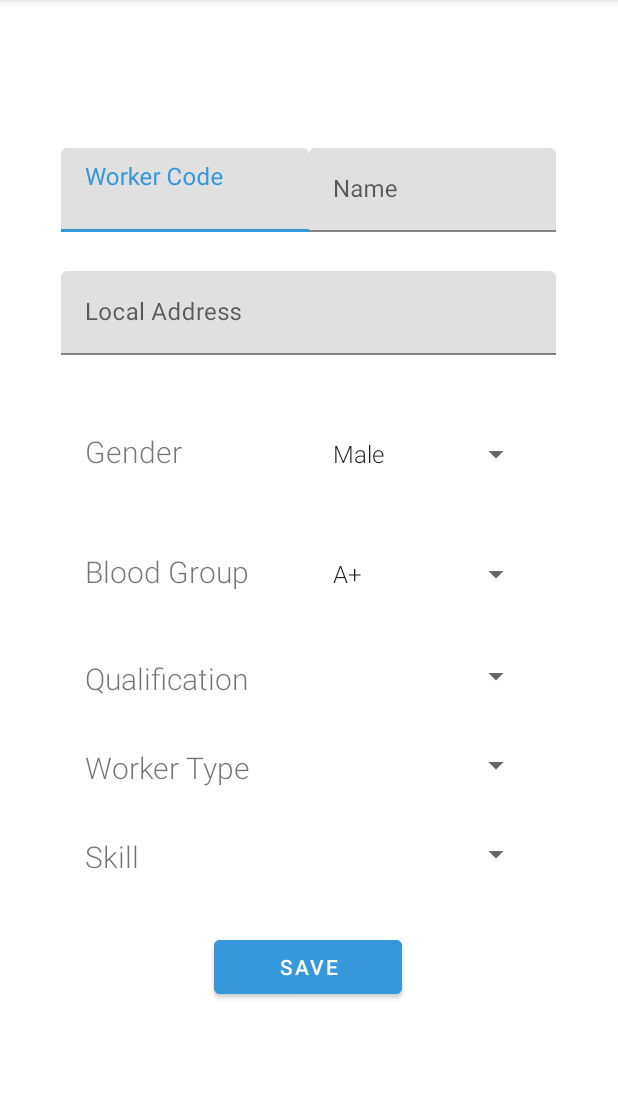
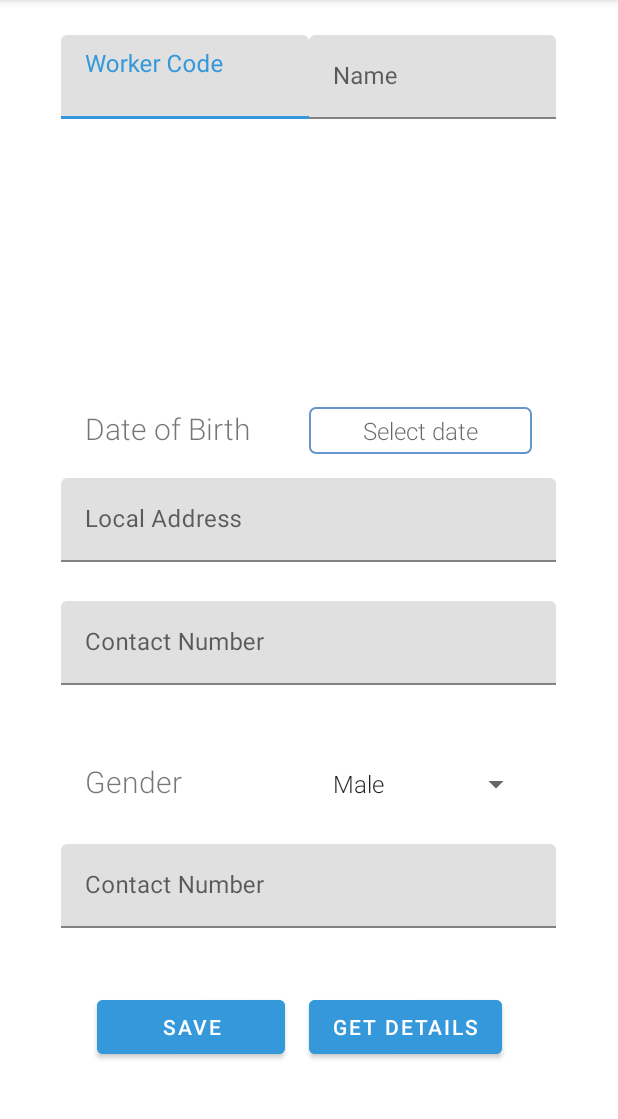
Before and after one commit to ashishav07/AccessComp, an Android app: the WorkerEntry screen opened directly, with no data from a screen before it, on a phone screen of 412 x 824 dp, the part 84-1203 px from its top. Run offline under Robolectric (Android 15) with nearby library versions, the phone set to English and light mode, and no system bars.

Commit message:
worker entry form edited

```diff
--- a/app/src/main/java/com/example/accesscomputech/MainActivity.java
+++ b/app/src/main/java/com/example/accesscomputech/MainActivity.java
@@ -24,5 +24,9 @@ public class MainActivity extends AppCompatActivity {
         startActivity(in);
     }
 
+    public void documentUpload(View view) {
+        Intent in = new Intent(this,documentupload.class);
+        startActivity(in);
+    }
 
 }
--- a/app/src/main/java/com/example/accesscomputech/WorkerEntry.java
+++ b/app/src/main/java/com/example/accesscomputech/WorkerEntry.java
@@ -2,57 +2,135 @@ package com.example.accesscomputech;
 
 import androidx.appcompat.app.AppCompatActivity;
 
+import android.app.AlertDialog;
+import android.app.DatePickerDialog;
+import android.graphics.Color;
+import android.graphics.drawable.ColorDrawable;
 import android.os.Bundle;
+import android.view.View;
 import android.widget.ArrayAdapter;
+import android.widget.DatePicker;
 import android.widget.Spinner;
+import android.widget.TextView;
+
+import java.util.Calendar;
 
 public class WorkerEntry extends AppCompatActivity {
+
+    private static final String TAG = "WorkerEntry";
+
+    private TextView mDisplayDate;
+    private DatePickerDialog.OnDateSetListener mDateSetListener;
+
 
     @Override
     protected void onCreate(Bundle savedInstanceState) {
         super.onCreate(savedInstanceState);
         setContentView(R.layout.activity_worker_entry);
 
+        mDisplayDate = (TextView) findViewById(R.id.dob);
+
+        mDisplayDate.setOnClickListener(new View.OnClickListener() {
+            @Override
+            public void onClick(View view) {
+                Calendar cal= Calendar.getInstance();
+                int day = cal.get(Calendar.DAY_OF_MONTH);
+                int month = cal.get(Calendar.MONTH);
+                int year = cal.get(Calendar.YEAR);
+
+
+
+                DatePickerDialog dialog = new DatePickerDialog(WorkerEntry.this, android.R.style.Theme_Holo_Light_Dialog_MinWidth,
+                        mDateSetListener,day,month,year);
+
+                dialog.getWindow().setBackgroundDrawable(new ColorDrawable(Color.TRANSPARENT));
+
+                dialog.show();
+            }
+        });
+
+        mDateSetListener = new DatePickerDialog.OnDateSetListener() {
+            @Override
+            public void onDateSet(DatePicker datePicker, int day, int month, int year) {
+
+                month = month+1;
+                String date = year +"/"+ month +"/"+ day;
+                mDisplayDate.setText(date);
+
+
+            }
+        };
+
+
+        /**
+         * Gender Spinner
+         */
+
         Spinner genderSpinner = (Spinner) findViewById(R.id.spinner1);
-
-        Spinner bloodSpinner = (Spinner) findViewById(R.id.spinner2);
-
-        Spinner qualificationSpinner = (Spinner) findViewById(R.id.spinner3);
-
-        Spinner workerTypeSpinner = (Spinner) findViewById(R.id.spinner4);
-
-        Spinner skillSpinner = (Spinner) findViewById(R.id.spinner5);
 
         ArrayAdapter<String> genderAdapter = new ArrayAdapter<String>(WorkerEntry.this,android.R.layout.simple_list_item_1,
                 getResources().getStringArray(R.array.gender));
 
+        genderAdapter.setDropDownViewResource(android.R.layout.simple_spinner_dropdown_item);
+        genderSpinner.setAdapter(genderAdapter);
+
+
+
+        /**
+         * Blood Spinner
+
+
+        Spinner bloodSpinner = (Spinner) findViewById(R.id.spinner2);
+
         ArrayAdapter<String> bloodAdapter = new ArrayAdapter<String>(WorkerEntry.this,android.R.layout.simple_list_item_1,
                 getResources().getStringArray(R.array.blood));
+
+        bloodAdapter.setDropDownViewResource(android.R.layout.simple_spinner_dropdown_item);
+        bloodSpinner.setAdapter(bloodAdapter);
+
+         */
+
+        /**
+         * Qualification spinner
+
+
+        Spinner qualificationSpinner = (Spinner) findViewById(R.id.spinner3);
 
         ArrayAdapter<String> qualificationAdapter = new ArrayAdapter<String>(WorkerEntry.this,android.R.layout.simple_list_item_1,
                 getResources().getStringArray(R.array.qualification));
 
+        qualificationAdapter.setDropDownViewResource(android.R.layout.simple_spinner_dropdown_item);
+        qualificationSpinner.setAdapter(qualificationAdapter);
+
+         */
+
+        /**
+         * Worker type spinner
+
+
+        Spinner workerTypeSpinner = (Spinner) findViewById(R.id.spinner4);
+
         ArrayAdapter<String> workerTypeAdapter = new ArrayAdapter<String>(WorkerEntry.this,android.R.layout.simple_list_item_1,
                 getResources().getStringArray(R.array.worker_type));
+
+        workerTypeAdapter.setDropDownViewResource(android.R.layout.simple_spinner_dropdown_item);
+        workerTypeSpinner.setAdapter(workerTypeAdapter);
+
+         */
+
+        /**
+         * Skill spinner
+
+
+        Spinner skillSpinner = (Spinner) findViewById(R.id.spinner5);
 
         ArrayAdapter<String> skillAdapter = new ArrayAdapter<String>(WorkerEntry.this,android.R.layout.simple_list_item_1,
                 getResources().getStringArray(R.array.skill));
 
-
-        genderAdapter.setDropDownViewResource(android.R.layout.simple_spinner_dropdown_item);
-        genderSpinner.setAdapter(genderAdapter);
-
-        bloodAdapter.setDropDownViewResource(android.R.layout.simple_spinner_dropdown_item);
-        bloodSpinner.setAdapter(bloodAdapter);
-
-        qualificationAdapter.setDropDownViewResource(android.R.layout.simple_spinner_dropdown_item);
-        qualificationSpinner.setAdapter(qualificationAdapter);
-
-        workerTypeAdapter.setDropDownViewResource(android.R.layout.simple_spinner_dropdown_item);
-        workerTypeSpinner.setAdapter(workerTypeAdapter);
-
         skillAdapter.setDropDownViewResource(android.R.layout.simple_spinner_dropdown_item);
         skillSpinner.setAdapter(skillAdapter);
 
+         */
+
     }
 }
--- a/app/src/main/res/drawable/customborder.xml
+++ b/app/src/main/res/drawable/customborder.xml
@@ -1,6 +1,6 @@
 <?xml version="1.0" encoding="utf-8"?>
 <shape xmlns:android="http://schemas.android.com/apk/res/android" android:shape="rectangle">
-    <corners android:radius="10dp"/>
+    <corners android:radius="7dp"/>
     <padding android:left="20dp" android:right="20dp" android:top="20dp" android:bottom="20dp"/>
     <stroke android:color="#6495cc" android:width="1dp"/>
 
--- /dev/null
+++ b/app/src/main/res/drawable/customdateborder.xml
@@ -0,0 +1,7 @@
+<?xml version="1.0" encoding="utf-8"?>
+<shape xmlns:android="http://schemas.android.com/apk/res/android" android:shape="rectangle">
+
+    <corners android:radius="4dp"/>
+    <padding android:left="10dp" android:right="10dp" android:top="5dp" android:bottom="5dp"/>
+    <stroke android:color="#6495cc" android:width="1dp"/>
+</shape>
--- a/app/src/main/res/layout/activity_documentupload.xml
+++ b/app/src/main/res/layout/activity_documentupload.xml
@@ -146,10 +146,5 @@
             android:visibility="visible"
             />
     </RelativeLayout>
-    <TextView
-        android:layout_width="wrap_content"
-        android:layout_height="wrap_content"
-        android:text="shubham"
-        />
 
 </LinearLayout>
--- a/app/src/main/res/layout/activity_main.xml
+++ b/app/src/main/res/layout/activity_main.xml
@@ -59,7 +59,8 @@
             android:layout_margin="5dp"
             android:background="@drawable/customborder"
             android:text="Document Upload"
-            android:textSize="24sp" />
+            android:textSize="24sp"
+            android:onClick="documentUpload"/>
 
         <com.google.android.material.button.MaterialButton
             android:id="@+id/save_worker_details"
--- a/app/src/main/res/layout/activity_worker_entry.xml
+++ b/app/src/main/res/layout/activity_worker_entry.xml
@@ -65,11 +65,52 @@
         </LinearLayout>
 
 
+        <RelativeLayout
+            android:layout_width="match_parent"
+            android:layout_height="wrap_content"
+            android:orientation="vertical"
+            android:layout_marginTop="150dp"
+            android:visibility="visible"
+            android:id="@+id/personal_details"
+            >
+
+            <LinearLayout
+                android:layout_width="match_parent"
+                android:layout_height="wrap_content"
+                android:orientation="horizontal"
+                android:padding="16dp"
+                android:id="@+id/dob_layout">
+
+                <TextView
+                    android:layout_width="match_parent"
+                    android:layout_height="wrap_content"
+                    android:text="Date of Birth"
+                    android:textSize="20sp"
+                    android:fontFamily="sans-serif-light"
+                    android:layout_weight="0.5"
+
+                    />
+                <TextView
+                    android:layout_width="match_parent"
+                    android:layout_height="wrap_content"
+                    android:hint="Select date"
+                    android:textSize="16sp"
+                    android:gravity="center_horizontal"
+                    android:fontFamily="sans-serif-light"
+                    android:background="@drawable/customdateborder"
+                    android:layout_weight="0.5"
+                    android:id="@+id/dob"
+                    />
+
+            </LinearLayout>
+
+
             <com.google.android.material.textfield.TextInputLayout
                 android:id="@+id/address_layout"
                 android:layout_width="match_parent"
                 android:layout_height="wrap_content"
                 app:errorEnabled="true"
+                android:layout_below="@id/dob_layout"
                 app:errorTextAppearance="@style/ErrorText"
                 app:hintTextAppearance="@style/HintText">
 
@@ -81,11 +122,31 @@
                     android:inputType="textPostalAddress" />
             </com.google.android.material.textfield.TextInputLayout>
 
+            <com.google.android.material.textfield.TextInputLayout
+                android:id="@+id/contact_layout"
+                android:layout_width="match_parent"
+                android:layout_height="wrap_content"
+                app:errorEnabled="true"
+                android:layout_below="@id/address_layout"
+                app:errorTextAppearance="@style/ErrorText"
+                app:hintTextAppearance="@style/HintText">
+
+                <com.google.android.material.textfield.TextInputEditText
+                    android:id="@+id/contact"
+                    android:layout_width="match_parent"
+                    android:layout_height="wrap_content"
+                    android:hint="@string/contact"
+                    android:inputType="phone" />
+            </com.google.android.material.textfield.TextInputLayout>
+
+
             <LinearLayout
                 android:layout_width="match_parent"
                 android:layout_height="wrap_content"
                 android:orientation="horizontal"
-            android:padding="16dp">
+                android:padding="16dp"
+                android:id="@+id/gender"
+                android:layout_below="@id/contact_layout">
 
                 <TextView
                     android:layout_width="match_parent"
@@ -104,6 +165,30 @@
                     />
 
             </LinearLayout>
+
+            <com.google.android.material.textfield.TextInputLayout
+                android:id="@+id/religion_layout"
+                android:layout_width="match_parent"
+                android:layout_height="wrap_content"
+                app:errorEnabled="true"
+                android:layout_below="@id/gender"
+                app:errorTextAppearance="@style/ErrorText"
+                app:hintTextAppearance="@style/HintText">
+
+                <com.google.android.material.textfield.TextInputEditText
+                    android:id="@+id/religion"
+                    android:layout_width="match_parent"
+                    android:layout_height="wrap_content"
+                    android:hint="@string/contact"
+                    android:inputType="text" />
+            </com.google.android.material.textfield.TextInputLayout>
+
+        </RelativeLayout>
+<!--
+
+
+
+
         <LinearLayout
             android:layout_width="match_parent"
             android:layout_height="wrap_content"
@@ -199,6 +284,17 @@
                 />
 
         </LinearLayout>
+
+
+-->
+
+        <LinearLayout
+            android:layout_width="match_parent"
+            android:layout_height="wrap_content"
+            android:orientation="horizontal"
+            android:padding="16dp">
+
+
         <com.google.android.material.button.MaterialButton
             android:id="@+id/save_worker_details"
             android:layout_width="wrap_content"
@@ -213,6 +309,21 @@
             android:layout_gravity="center_horizontal"
             />
 
+            <com.google.android.material.button.MaterialButton
+                android:id="@+id/get_worker_details"
+                android:layout_width="wrap_content"
+                android:layout_height="wrap_content"
+                android:text="@string/get_details"
+                android:backgroundTint="@color/colorPrimary"
+                android:textColor="#ffffff"
+                android:layout_marginTop="20dp"
+                android:layout_marginStart="8dp"
+                android:layout_marginEnd="8dp"
+                android:minWidth="125dp"
+                android:layout_gravity="center_horizontal"
+                />
+
+        </LinearLayout>
     </LinearLayout>
     </RelativeLayout>
     <RelativeLayout
--- a/app/src/main/res/values/strings.xml
+++ b/app/src/main/res/values/strings.xml
@@ -11,6 +11,8 @@
     <string name="email">Email</string>
     <string name="worker_code">Worker Code</string>
     <string name="save">Save</string>
+    <string name="contact">Contact Number</string>
+    <string name="get_details">Get Details</string>
     <string name="log_out">Log Out</string>
     <string name="address">Local Address</string>
     <string name="mobile">Mobile Number</string>
```
Lines whose indentation alone changed are shown as unchanged.
